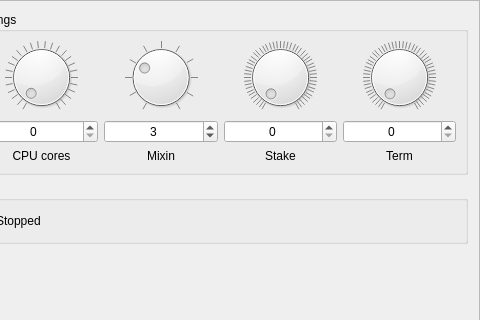
First picture: the form in src/gui/ui/miningframe.ui, repository aivve/KarbowanecWallet, before the edit; both pictures show x 280 to 760 and y 0 to 320 of the 760 by 534 pixel window.
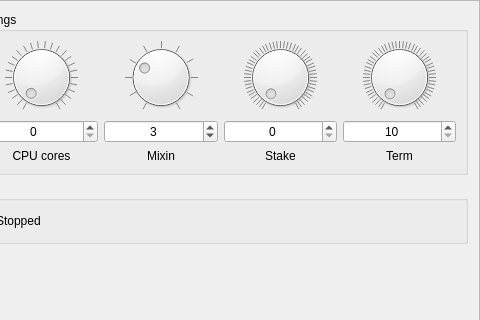
Second picture: the form after the edit. Custom widgets are drawn as their Qt base class.

Commit message: Continue minining update

The edit to the form file:
```diff
--- a/src/gui/ui/miningframe.ui
+++ b/src/gui/ui/miningframe.ui
@@ -22,6 +22,9 @@
   <layout class="QVBoxLayout" name="verticalLayout">
    <item>
     <widget class="QSplitter" name="m_miningSplitter">
+     <property name="styleSheet">
+      <string notr="true"/>
+     </property>
      <property name="orientation">
       <enum>Qt::Horizontal</enum>
      </property>
@@ -264,6 +267,12 @@
            <property name="alignment">
             <set>Qt::AlignCenter</set>
            </property>
+           <property name="minimum">
+            <number>10</number>
+           </property>
+           <property name="maximum">
+            <number>999999</number>
+           </property>
           </widget>
          </item>
          <item>
```
Left out of the diff: 3 changed lines with no effect on the pictures. The commit also changes 2 other files.
